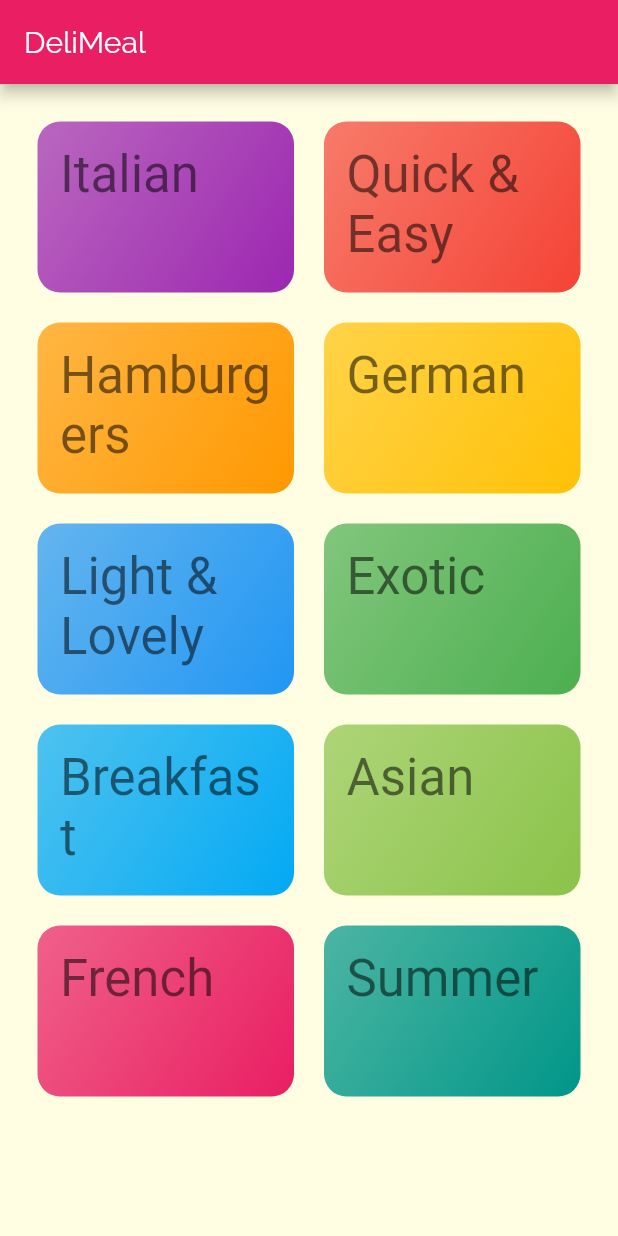
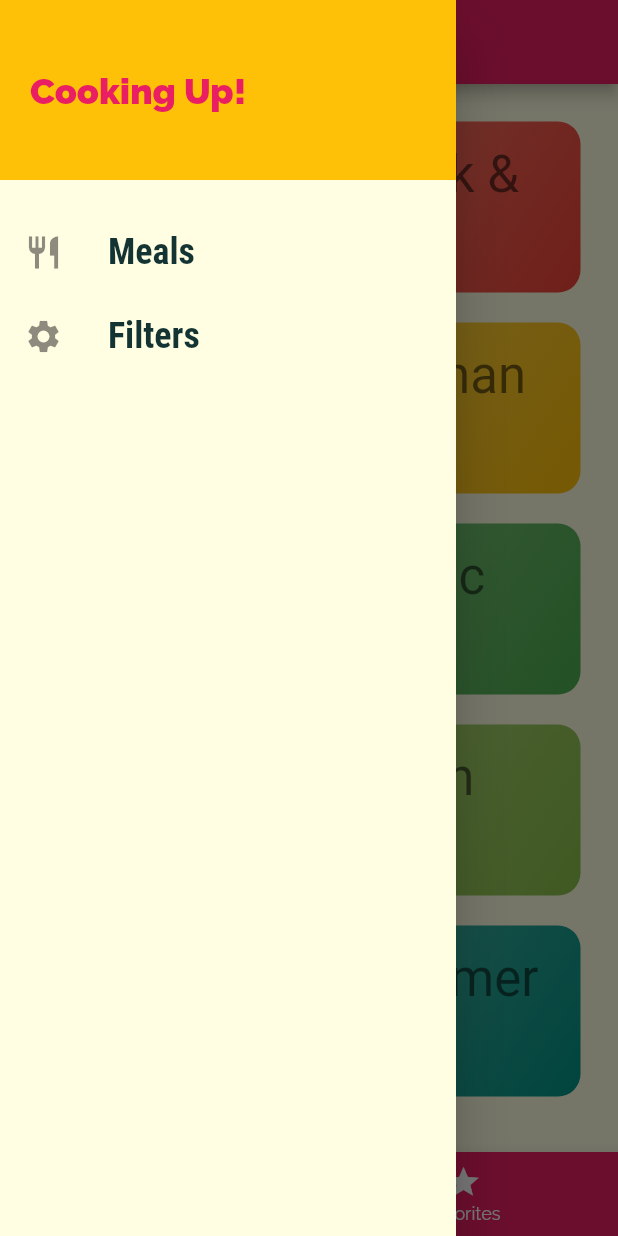
Before and after one commit to Rohit19060/meals_app, a Flutter app: the screen it shows after launch, with the side drawer open (before the commit the screen has no drawer), on a phone screen of 412 x 824 dp. Run offline on Flutter 3.47's test engine with Material 2 defaults, Android fonts, the phone set to English and light mode, and no system bars.

Commit message:
:octocat: App Completed

```diff
--- a/lib/main.dart
+++ b/lib/main.dart
@@ -1,11 +1,71 @@
 import 'package:flutter/material.dart';
+import 'package:meals_app/dummy_data.dart';
+import 'package:meals_app/models/meal.dart';
+import 'package:meals_app/screens/tabs_screen.dart';
+import 'package:meals_app/widgets/filters_screen.dart';
 
+import './screens/meal_detail_screen.dart';
 import './screens/categories_screen.dart';
 import './screens/category_meals_screen.dart';
 
 void main() => runApp(MyApp());
 
-class MyApp extends StatelessWidget {
+class MyApp extends StatefulWidget {
+  @override
+  _MyAppState createState() => _MyAppState();
+}
+
+class _MyAppState extends State<MyApp> {
+  Map<String, bool> _filters = {
+    "gluten": false,
+    "lactose": false,
+    "vegan": false,
+    "vegetarian": false
+  };
+
+  List<Meal> _availableMeals = DUMMY_MEALS;
+  List<Meal> _favoritesMeals = [];
+
+  void _setFilters(Map<String, bool> filters) {
+    print(filters);
+    setState(() {
+      _filters = filters;
+
+      _availableMeals = DUMMY_MEALS.where((e) {
+        if (_filters["gluten"]! && !e.isGlutenFree) {
+          return false;
+        }
+        if (_filters["lactose"]! && !e.isLactoseFree) {
+          return false;
+        }
+        if (_filters["vegan"]! && !e.isVegan) {
+          return false;
+        }
+        if (_filters["vegetarian"]! && !e.isVegetarian) {
+          return false;
+        }
+        return true;
+      }).toList();
+    });
+  }
+
+  void _toggleFavorite(String mealId) {
+    final existingIndex =
+        _favoritesMeals.indexWhere((meal) => mealId == meal.id);
+    setState(() {
+      if (existingIndex >= 0) {
+        _favoritesMeals.removeAt(existingIndex);
+      } else {
+        _favoritesMeals
+            .add(DUMMY_MEALS.firstWhere((element) => mealId == element.id));
+      }
+    });
+  }
+
+  bool _isMealFavorite(String mealId) {
+    return _favoritesMeals.any((element) => mealId == element.id);
+  }
+
   @override
   Widget build(BuildContext context) {
     return MaterialApp(
@@ -30,9 +90,27 @@ class MyApp extends StatelessWidget {
       ),
       initialRoute: '/',
       routes: {
-        '/': (ctx) => CategoriesScreen(),
-        CategoryMealsScreen.routeName: (ctx) => CategoryMealsScreen(),
+        '/': (ctx) => TabScreen(
+              favoritesMeals: _favoritesMeals,
+            ),
+        CategoryMealsScreen.routeName: (ctx) =>
+            CategoryMealsScreen(_availableMeals),
+        MealDetailScreen.routeName: (ctx) => MealDetailScreen(
+              isFavorite: _isMealFavorite,
+              toggleFavorite: _toggleFavorite,
+            ),
+        FiltersScreen.routeName: (ctx) => FiltersScreen(
+              saveFilters: _setFilters,
+              currentFilter: _filters,
+            ),
       },
+      // onGenerateRoute: (settings) {
+      //   print(settings.arguments);
+      //   return MaterialPageRoute(builder: (ctx) => CategoriesScreen());
+      // },
+      onUnknownRoute: (settings) => MaterialPageRoute(
+        builder: (ctx) => CategoriesScreen(),
+      ),
     );
   }
 }
--- a/lib/screens/categories_screen.dart
+++ b/lib/screens/categories_screen.dart
@@ -6,11 +6,7 @@ import '../dummy_data.dart';
 class CategoriesScreen extends StatelessWidget {
   @override
   Widget build(BuildContext context) {
-    return Scaffold(
-      appBar: AppBar(
-        title: const Text('DeliMeal'),
-      ),
-      body: GridView(
+    return GridView(
       padding: const EdgeInsets.all(25),
       children: DUMMY_CATOGORY
           .map(
@@ -27,7 +23,6 @@ class CategoriesScreen extends StatelessWidget {
         crossAxisSpacing: 20,
         mainAxisSpacing: 20,
       ),
-      ),
     );
   }
 }
--- /dev/null
+++ b/lib/screens/tabs_screen.dart
@@ -0,0 +1,109 @@
+import 'package:flutter/material.dart';
+import 'package:meals_app/models/meal.dart';
+import 'package:meals_app/widgets/main_drawer.dart';
+import 'favorites_screen.dart';
+import 'categories_screen.dart';
+
+// class TabScreen extends StatefulWidget {
+//   const TabScreen({Key? key}) : super(key: key);
+
+//   @override
+//   _TabScreenState createState() => _TabScreenState();
+// }
+
+// class _TabScreenState extends State<TabScreen> {
+//   @override
+//   Widget build(BuildContext context) {
+//     return DefaultTabController(
+//       length: 2,
+// // initialIndex: 1,
+//       child: Scaffold(
+//         appBar: AppBar(
+//           title: Text("Meals"),
+//           bottom: TabBar(
+//             tabs: [
+//               Tab(
+//                 icon: Icon(Icons.category),
+//                 text: "Categories",
+//               ),
+//               Tab(
+//                 icon: Icon(Icons.star),
+//                 text: "Favorites",
+//               ),
+//             ],
+//           ),
+//         ),
+//         body: TabBarView(
+//           children: [CategoriesScreen(), FavoritesScreen()],
+//         ),
+//       ),
+//     );
+//   }
+// }
+class TabScreen extends StatefulWidget {
+  final List<Meal> favoritesMeals;
+  const TabScreen({required this.favoritesMeals, Key? key}) : super(key: key);
+
+  @override
+  _TabScreenState createState() => _TabScreenState();
+}
+
+class _TabScreenState extends State<TabScreen> {
+  List<Map<String, Object>> _pages = [];
+
+  int _selectedPageIndex = 0;
+
+  void _selectedPage(int index) {
+    setState(() {
+      _selectedPageIndex = index;
+    });
+  }
+
+  @override
+  void initState() {
+    super.initState();
+
+    _pages = [
+      {"page": CategoriesScreen(), "title": "Categories"},
+      {
+        "page": FavoritesScreen(favoriteMeals: widget.favoritesMeals),
+        "title": "Your Favorite"
+      },
+    ];
+  }
+
+  @override
+  Widget build(BuildContext context) {
+    return Scaffold(
+      appBar: AppBar(
+        title: Text(_pages[_selectedPageIndex]["title"] as String),
+      ),
+      drawer: MainDrawer(),
+      body: _pages[_selectedPageIndex]["page"] as Widget,
+      bottomNavigationBar: BottomNavigationBar(
+        backgroundColor: Theme.of(context).primaryColor,
+        onTap: _selectedPage,
+        selectedItemColor: Theme.of(context).accentColor,
+        unselectedItemColor: Colors.white,
+        selectedIconTheme: IconThemeData(color: Theme.of(context).accentColor),
+        selectedLabelStyle: TextStyle(color: Theme.of(context).accentColor),
+        currentIndex: _selectedPageIndex,
+        unselectedIconTheme: IconThemeData(color: Colors.white),
+        unselectedLabelStyle: TextStyle(color: Colors.white),
+        // type: BottomNavigationBarType.shifting,
+        items: [
+          BottomNavigationBarItem(
+            backgroundColor: Theme.of(context).primaryColor,
+            icon: Icon(Icons.category),
+            label: "Categories",
+          ),
+          BottomNavigationBarItem(
+            backgroundColor: Theme.of(context).primaryColor,
+            icon: Icon(Icons.star),
+            label: "Favorites",
+          ),
+        ],
+      ),
+    );
+  }
+}
--- /dev/null
+++ b/lib/widgets/main_drawer.dart
@@ -0,0 +1,68 @@
+import 'package:flutter/material.dart';
+import 'package:meals_app/widgets/filters_screen.dart';
+
+class MainDrawer extends StatelessWidget {
+  const MainDrawer({Key? key}) : super(key: key);
+
+  Widget buildListTile(
+      {required String title,
+      required IconData icon,
+      required Function tapHandler}) {
+    return ListTile(
+      leading: Icon(
+        icon,
+        size: 26,
+      ),
+      title: Text(
+        title,
+        style: TextStyle(
+            fontFamily: "RobotoCondensed",
+            fontSize: 24,
+            fontWeight: FontWeight.bold),
+      ),
+      onTap: () {
+        tapHandler();
+      },
+    );
+  }
+
+  @override
+  Widget build(BuildContext context) {
+    return Drawer(
+      child: Column(
+        children: [
+          Container(
+            height: 120,
+            width: double.infinity,
+            padding: EdgeInsets.all(20),
+            alignment: Alignment.centerLeft,
+            color: Theme.of(context).accentColor,
+            child: Text(
+              "Cooking Up!",
+              style: TextStyle(
+                  fontWeight: FontWeight.w900,
+                  fontSize: 24,
+                  color: Theme.of(context).primaryColor),
+            ),
+          ),
+          SizedBox(
+            height: 20,
+          ),
+          buildListTile(
+              icon: Icons.restaurant,
+              title: "Meals",
+              tapHandler: () {
+                Navigator.of(context).pushReplacementNamed("/");
+              }),
+          buildListTile(
+              icon: Icons.settings,
+              title: "Filters",
+              tapHandler: () {
+                Navigator.of(context)
+                    .pushReplacementNamed(FiltersScreen.routeName);
+              }),
+        ],
+      ),
+    );
+  }
+}
```
Also changed, not shown: lib/screens/category_meals_screen.dart (+50 -18 lines), lib/screens/favorites_screen.dart (added, +35 -0 lines), lib/screens/meal_detail_screen.dart (added, +94 -0 lines), lib/widgets/filters_screen.dart (added, +123 -0 lines), lib/widgets/meal_item.dart (+15 -3 lines), 6 other files. Lines whose indentation alone changed are shown as unchanged.
